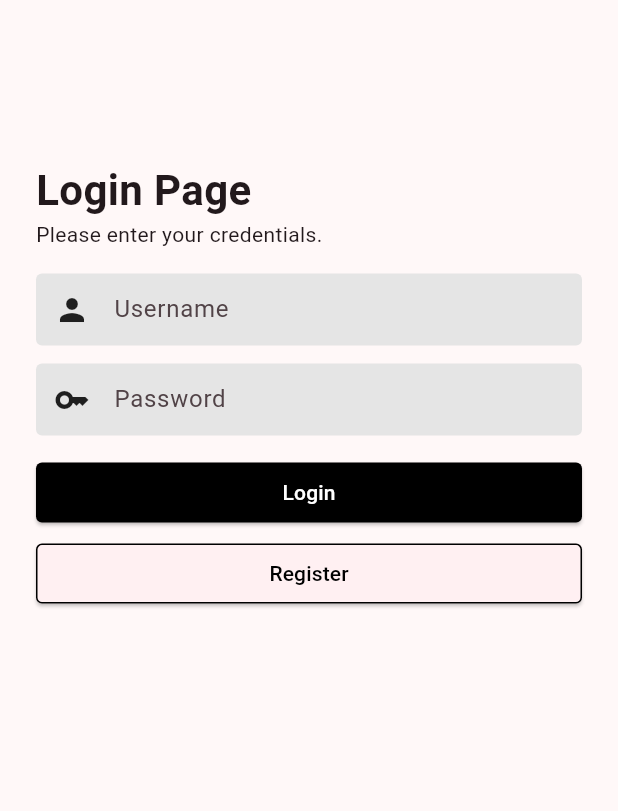
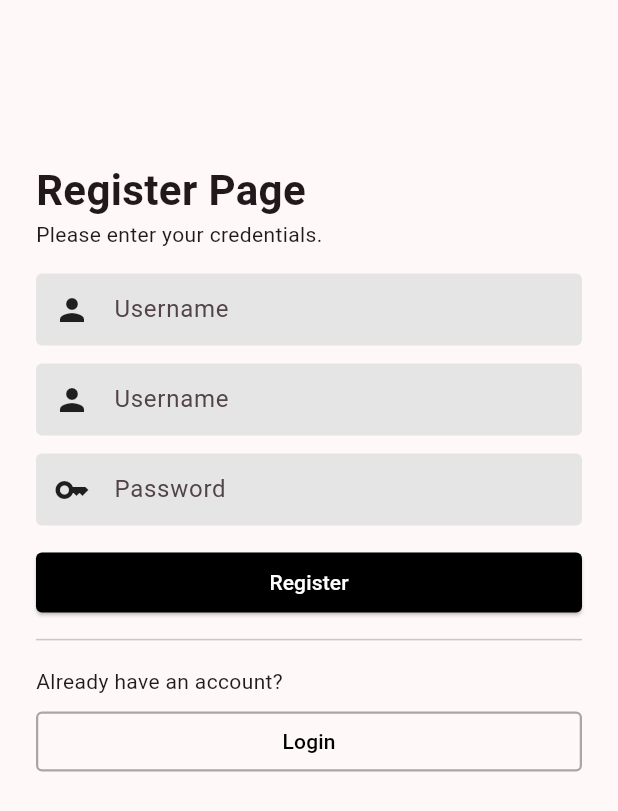
Before and after one commit to plirapli/tpm-tugas-1, a Flutter app: the screen it shows after launch, after a tap on "Register", on a phone screen of 412 x 824 dp. Shown: the top 811 px of the screen. Run offline on Flutter 3.47's test engine with Material 3 defaults, Android fonts, the light colour scheme and no system bars.

Commit message:
add register page

```diff
--- a/lib/main.dart
+++ b/lib/main.dart
@@ -1,5 +1,5 @@
 import 'package:flutter/material.dart';
-import 'package:si_bagus/login.dart';
+import 'package:si_bagus/pages/login.dart';
 
 void main() {
   runApp(const MyApp());
@@ -13,23 +13,8 @@ class MyApp extends StatelessWidget {
   Widget build(BuildContext context) {
     return MaterialApp(
       debugShowCheckedModeBanner: false,
-      title: 'Flutter Demo',
+      title: 'Mobile Programming Assignment',
       theme: ThemeData(
-        // This is the theme of your application.
-        //
-        // TRY THIS: Try running your application with "flutter run". You'll see
-        // the application has a purple toolbar. Then, without quitting the app,
-        // try changing the seedColor in the colorScheme below to Colors.green
-        // and then invoke "hot reload" (save your changes or press the "hot
-        // reload" button in a Flutter-supported IDE, or press "r" if you used
-        // the command line to start the app).
-        //
-        // Notice that the counter didn't reset back to zero; the application
-        // state is not lost during the reload. To reset the state, use hot
-        // restart instead.
-        //
-        // This works for code too, not just values: Most code changes can be
-        // tested with just a hot reload.
         colorScheme: ColorScheme.fromSeed(seedColor: Colors.black),
         useMaterial3: true,
       ),
--- a/lib/home.dart
+++ b/lib/pages/home.dart
@@ -1,5 +1,5 @@
 import 'package:flutter/material.dart';
-import 'package:si_bagus/login.dart';
+import 'package:si_bagus/pages/login.dart';
 import 'package:si_bagus/pages/group.dart';
 import 'package:si_bagus/pages/oddeven.dart';
 import 'package:si_bagus/pages/sumsub.dart';
--- /dev/null
+++ b/lib/pages/login.dart
@@ -0,0 +1,220 @@
+import 'package:flutter/material.dart';
+import 'package:si_bagus/pages/home.dart';
+import 'package:si_bagus/pages/register.dart';
+
+class LoginPage extends StatefulWidget {
+  const LoginPage({super.key});
+
+  @override
+  State<LoginPage> createState() => _LoginPageState();
+}
+
+class _LoginPageState extends State<LoginPage> {
+  String username = "";
+  String password = "";
+  bool isLoginSuccess = true;
+  bool isError = false;
+
+  @override
+  Widget build(BuildContext context) {
+    return SafeArea(
+      child: Scaffold(
+        body: Padding(
+          padding: const EdgeInsets.symmetric(
+            vertical: 24,
+            horizontal: 24,
+          ),
+          child: Column(children: [
+            _heading(),
+            _usernameField(),
+            _passwordField(),
+            _loginButton(context),
+            const Divider(),
+            _registerButton(context)
+          ]),
+        ),
+      ),
+    );
+  }
+
+  Widget _heading() {
+    return Container(
+        margin: EdgeInsets.only(
+            top: MediaQuery.of(context).size.height * 0.1, bottom: 4),
+        alignment: Alignment.centerLeft,
+        child: const Column(
+          crossAxisAlignment: CrossAxisAlignment.start,
+          children: [
+            Text(
+              "Login Page",
+              style: TextStyle(fontSize: 28, fontWeight: FontWeight.bold),
+            ),
+            Text(
+              "Please enter your credentials.",
+              // style: TextStyle(fontSize: 14, fontWeight: FontWeight.bold),
+            ),
+          ],
+        ));
+  }
+
+  Widget _usernameField() {
+    return Container(
+      padding: const EdgeInsets.only(top: 12),
+      child: TextFormField(
+        enabled: true,
+        onChanged: (value) {
+          username = value;
+          setState(() {
+            if (isError) isError = false;
+          });
+        },
+        decoration: InputDecoration(
+            hintText: 'Username',
+            prefixIcon: Icon(
+              Icons.person,
+              color: (!isError)
+                  ? Colors.black87
+                  : Theme.of(context).colorScheme.error,
+            ),
+            filled: true,
+            fillColor: (isError)
+                ? Theme.of(context).colorScheme.errorContainer
+                : const Color.fromARGB(255, 229, 229, 229),
+            contentPadding: const EdgeInsets.all(12),
+            border: OutlineInputBorder(
+              borderRadius: BorderRadius.circular(8.0),
+            ),
+            enabledBorder: OutlineInputBorder(
+                borderSide: BorderSide(
+                    color: (!isError)
+                        ? Colors.transparent
+                        : Theme.of(context).colorScheme.error)),
+            focusedBorder: OutlineInputBorder(
+                borderSide: BorderSide(
+                    color: (!isError)
+                        ? Colors.transparent
+                        : Theme.of(context).colorScheme.error))),
+      ),
+    );
+  }
+
+  Widget _passwordField() {
+    return Container(
+      padding: const EdgeInsets.only(top: 12),
+      child: TextFormField(
+        enabled: true,
+        onChanged: (value) {
+          password = value;
+          setState(() {
+            if (isError) isError = false;
+          });
+        },
+        obscureText: true,
+        decoration: InputDecoration(
+          hintText: 'Password',
+          prefixIcon: Icon(
+            Icons.key,
+            color: (!isError)
+                ? Colors.black87
+                : Theme.of(context).colorScheme.error,
+          ),
+          filled: true,
+          fillColor: (isError)
+              ? Theme.of(context).colorScheme.errorContainer
+              : const Color.fromARGB(255, 229, 229, 229),
+          contentPadding: const EdgeInsets.all(12),
+          border: OutlineInputBorder(
+            borderRadius: BorderRadius.circular(8.0),
+          ),
+          enabledBorder: OutlineInputBorder(
+              borderSide: BorderSide(
+                  color: (!isError)
+                      ? Colors.transparent
+                      : Theme.of(context).colorScheme.error)),
+          focusedBorder: OutlineInputBorder(
+              borderSide: BorderSide(
+                  color: (!isError)
+                      ? Colors.transparent
+                      : Theme.of(context).colorScheme.error)),
+        ),
+      ),
+    );
+  }
+
+  Widget _loginButton(BuildContext context) {
+    return Container(
+      padding: const EdgeInsets.only(top: 14, bottom: 6),
+      width: MediaQuery.of(context).size.width,
+      child: ElevatedButton(
+        style: ElevatedButton.styleFrom(
+            backgroundColor: Colors.black,
+            foregroundColor:
+                Theme.of(context).colorScheme.onPrimary, // foreground
+            shape:
+                RoundedRectangleBorder(borderRadius: BorderRadius.circular(4))),
+        onPressed: () {
+          String text = "";
+          if (username == "mrafliy" && password == "12345") {
+            setState(() {
+              text = "Login Success";
+              isError = false;
+            });
+            Navigator.pushReplacement(
+              context,
+              MaterialPageRoute(
+                  builder: (context) => HomePage(username: username)),
+            );
+          } else {
+            setState(() {
+              text = "Login Failed";
+              isError = true;
+            });
+          }
+
+          SnackBar snackBar = SnackBar(
+            content: Text(text),
+          );
+
+          ScaffoldMessenger.of(context).showSnackBar(snackBar);
+        },
+        child: const Text('Login'),
+      ),
+    );
+  }
+
+  Widget _registerButton(BuildContext context) {
+    return Container(
+      margin: const EdgeInsets.only(top: 10),
+      child: Column(
+        crossAxisAlignment: CrossAxisAlignment.start,
+        children: [
+          const Text(
+            "Don't have an account?",
+          ),
+          Container(
+            margin: const EdgeInsets.only(top: 6),
+            child: SizedBox(
+              width: MediaQuery.of(context).size.width,
+              child: TextButton(
+                style: TextButton.styleFrom(
+                    foregroundColor: Colors.black,
+                    shape: RoundedRectangleBorder(
+                        borderRadius: BorderRadius.circular(4),
+                        side: const BorderSide(
+                            color: Color.fromARGB(84, 0, 0, 0), width: 1.5))),
+                onPressed: () {
+                  Navigator.push(
+                    context,
+                    MaterialPageRoute(
+                        builder: (context) => const RegisterPage()),
+                  );
+                },
+                child: const Text('Register'),
+              ),
+            ),
+          ),
+        ],
+      ),
+    );
+  }
+}
--- a/lib/login.dart
+++ b/lib/pages/register.dart
@@ -1,14 +1,15 @@
 import 'package:flutter/material.dart';
-import 'package:si_bagus/home.dart';
+import 'package:si_bagus/pages/home.dart';
+import 'package:si_bagus/pages/login.dart';
 
-class LoginPage extends StatefulWidget {
-  const LoginPage({super.key});
+class RegisterPage extends StatefulWidget {
+  const RegisterPage({super.key});
 
   @override
-  State<LoginPage> createState() => _LoginPageState();
+  State<RegisterPage> createState() => _RegisterPageState();
 }
 
-class _LoginPageState extends State<LoginPage> {
+class _RegisterPageState extends State<RegisterPage> {
   String username = "";
   String password = "";
   bool isLoginSuccess = true;
@@ -26,9 +27,11 @@ class _LoginPageState extends State<LoginPage> {
           child: Column(children: [
             _heading(),
             _usernameField(),
+            _usernameField(),
             _passwordField(),
-            _loginButton(context),
-            _registerButton(context)
+            _registerButton(context),
+            const Divider(),
+            _loginButton(context)
           ]),
         ),
       ),
@@ -37,13 +40,14 @@ class _LoginPageState extends State<LoginPage> {
 
   Widget _heading() {
     return Container(
-        margin: EdgeInsets.only(top: MediaQuery.of(context).size.height * 0.1),
+        margin: EdgeInsets.only(
+            top: MediaQuery.of(context).size.height * 0.1, bottom: 4),
         alignment: Alignment.centerLeft,
         child: const Column(
           crossAxisAlignment: CrossAxisAlignment.start,
           children: [
             Text(
-              "Login Page",
+              "Register Page",
               style: TextStyle(fontSize: 28, fontWeight: FontWeight.bold),
             ),
             Text(
@@ -56,7 +60,7 @@ class _LoginPageState extends State<LoginPage> {
 
   Widget _usernameField() {
     return Container(
-      padding: const EdgeInsets.only(top: 16),
+      padding: const EdgeInsets.only(top: 12),
       child: TextFormField(
         enabled: true,
         onChanged: (value) {
@@ -138,7 +142,7 @@ class _LoginPageState extends State<LoginPage> {
     );
   }
 
-  Widget _loginButton(BuildContext context) {
+  Widget _registerButton(BuildContext context) {
     return Container(
       padding: const EdgeInsets.only(top: 14, bottom: 6),
       width: MediaQuery.of(context).size.width,
@@ -174,22 +178,42 @@ class _LoginPageState extends State<LoginPage> {
 
           ScaffoldMessenger.of(context).showSnackBar(snackBar);
         },
-        child: const Text('Login'),
+        child: const Text('Register'),
       ),
     );
   }
 
-  Widget _registerButton(BuildContext context) {
-    return SizedBox(
-      width: MediaQuery.of(context).size.width,
-      child: ElevatedButton(
-        style: ElevatedButton.styleFrom(
-            foregroundColor: Colors.black,
-            shape: RoundedRectangleBorder(
-                borderRadius: BorderRadius.circular(4),
-                side: const BorderSide(color: Colors.black))),
-        onPressed: () {},
-        child: const Text('Register'),
+  Widget _loginButton(BuildContext context) {
+    return Container(
+      margin: const EdgeInsets.only(top: 10),
+      child: Column(
+        crossAxisAlignment: CrossAxisAlignment.start,
+        children: [
+          const Text(
+            "Already have an account?",
+          ),
+          Container(
+            margin: const EdgeInsets.only(top: 6),
+            child: SizedBox(
+              width: MediaQuery.of(context).size.width,
+              child: TextButton(
+                style: TextButton.styleFrom(
+                    foregroundColor: Colors.black,
+                    shape: RoundedRectangleBorder(
+                        borderRadius: BorderRadius.circular(4),
+                        side: const BorderSide(
+                            color: Color.fromARGB(84, 0, 0, 0), width: 1.5))),
+                onPressed: () {
+                  Navigator.push(
+                    context,
+                    MaterialPageRoute(builder: (context) => const LoginPage()),
+                  );
+                },
+                child: const Text('Login'),
+              ),
+            ),
+          ),
+        ],
       ),
     );
   }
```
